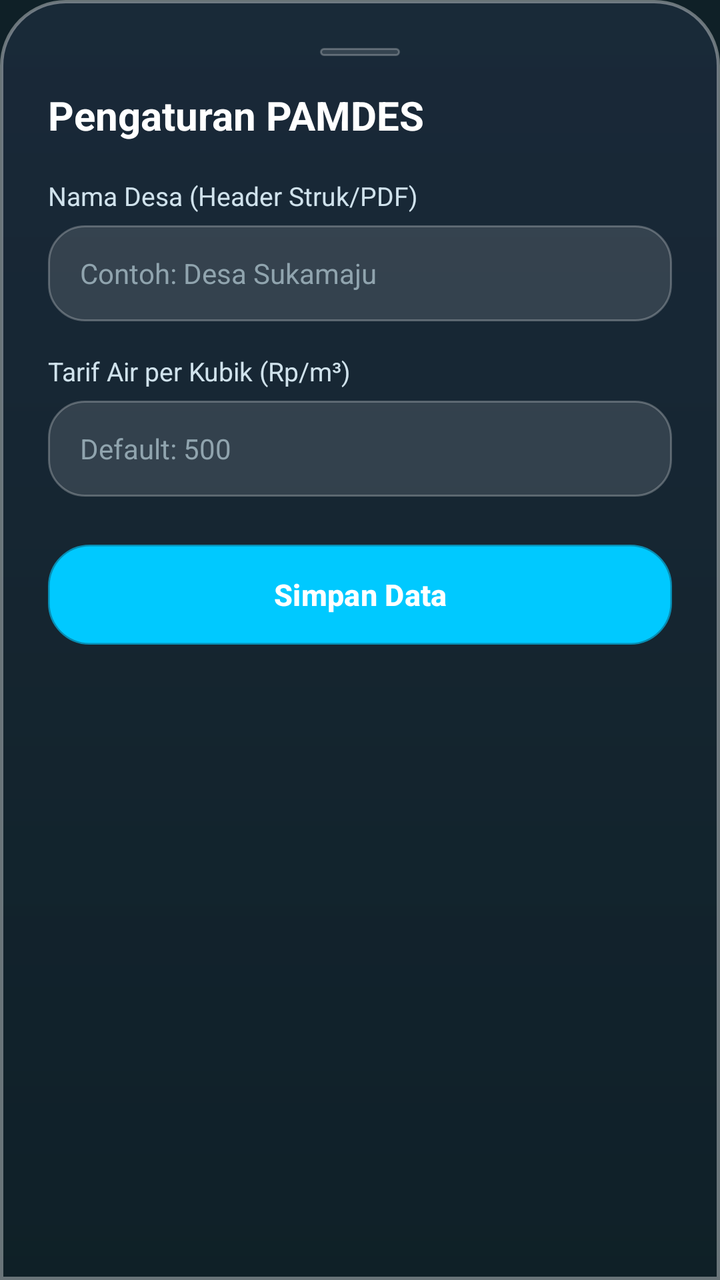
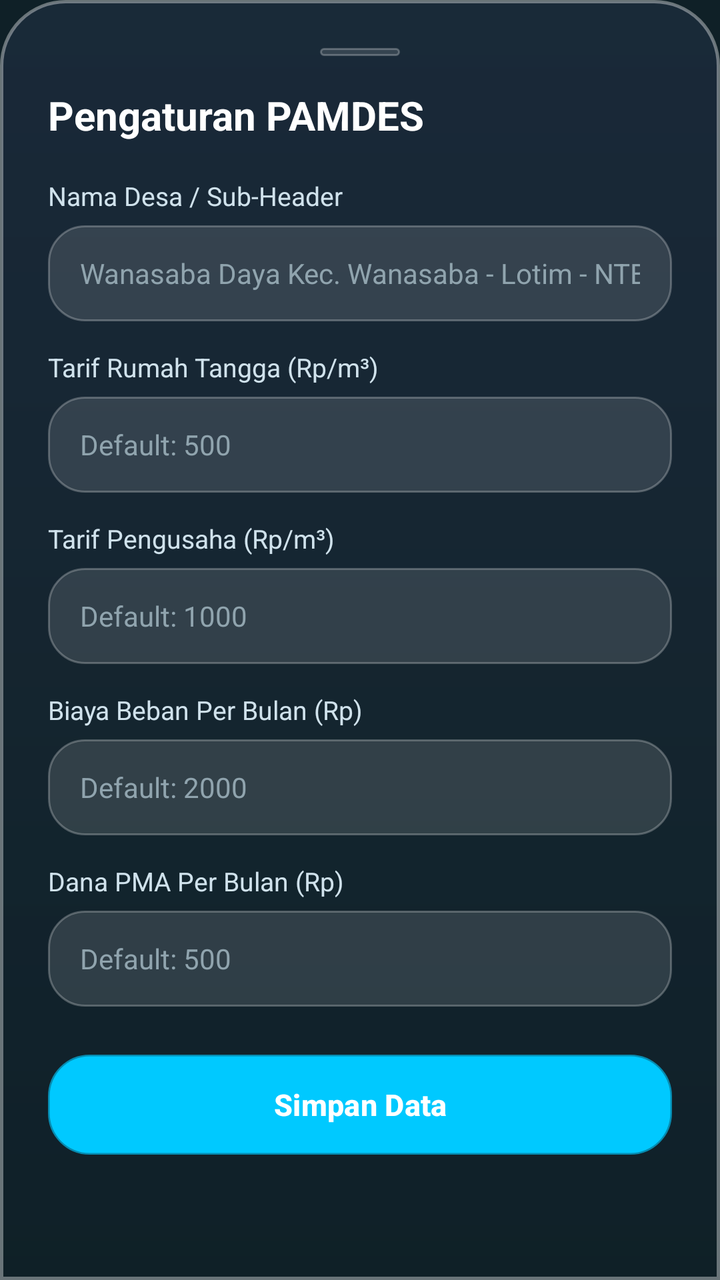

Screens rendered from an Android XML layout before and after an edit, with the pre-edit source and the edit as a unified diff.
<!-- AndroidManifest.xml: application theme Theme.PAMDES -->
<!-- res/layout/dialog_settings.xml -->
<?xml version="1.0" encoding="utf-8"?>
<LinearLayout xmlns:android="http://schemas.android.com/apk/res/android"
    android:layout_width="match_parent"
    android:layout_height="wrap_content"
    android:background="@drawable/bg_glass_dialog"
    android:orientation="vertical"
    android:padding="24dp">

    <View
        android:layout_width="40dp"
        android:layout_height="4dp"
        android:layout_gravity="center_horizontal"
        android:layout_marginBottom="16dp"
        android:background="@drawable/bg_glass_input" />

    <TextView
        android:layout_width="wrap_content"
        android:layout_height="wrap_content"
        android:layout_marginBottom="18dp"
        android:text="@string/pengaturan_title"
        android:textColor="@color/white"
        android:textSize="20sp"
        android:textStyle="bold" />

    
    <TextView
        android:layout_width="wrap_content"
        android:layout_height="wrap_content"
        android:layout_marginBottom="6dp"
        android:text="@string/label_nama_desa"
        android:textColor="@color/text_secondary"
        android:textSize="13sp" />

    <EditText
        android:id="@+id/etNamaDesa"
        android:layout_width="match_parent"
        android:layout_height="48dp"
        android:layout_marginBottom="16dp"
        android:background="@drawable/bg_glass_input"
        android:hint="Contoh: Desa Sukamaju"
        android:inputType="textCapWords"
        android:paddingHorizontal="16dp"
        android:textColor="@color/white"
        android:textColorHint="@color/text_hint"
        android:textSize="14sp" />

    
    <TextView
        android:layout_width="wrap_content"
        android:layout_height="wrap_content"
        android:layout_marginBottom="6dp"
        android:text="@string/label_tarif_per_kubik"
        android:textColor="@color/text_secondary"
        android:textSize="13sp" />

    <EditText
        android:id="@+id/etTarifPerKubik"
        android:layout_width="match_parent"
        android:layout_height="48dp"
        android:layout_marginBottom="24dp"
        android:background="@drawable/bg_glass_input"
        android:hint="Default: 500"
        android:inputType="number"
        android:paddingHorizontal="16dp"
        android:textColor="@color/white"
        android:textColorHint="@color/text_hint"
        android:textSize="14sp" />

    <Button
        android:id="@+id/btnSimpanPengaturan"
        android:layout_width="match_parent"
        android:layout_height="50dp"
        android:background="@drawable/bg_glass_button_primary"
        android:text="@string/btn_simpan"
        android:textColor="@color/white"
        android:textSize="15sp"
        android:textStyle="bold" />
</LinearLayout>
<!-- resources referenced by this layout -->
<resources>
  <color name="text_hint">#90A4AE</color>
  <color name="text_secondary">#D0E2EC</color>
  <color name="white">#FFFFFFFF</color>
  <!-- drawable bg_glass_button_primary (drawable) -->
  <?xml version="1.0" encoding="utf-8"?>
  <ripple xmlns:android="http://schemas.android.com/apk/res/android"
      android:color="#66FFFFFF">
      <item>
          <shape android:shape="rectangle">
              <corners android:radius="20dp" />
              <gradient
                  android:angle="135"
                  android:endColor="#FF0083B0"
                  android:startColor="#FF00C9FF" />
              <stroke
                  android:width="1.5dp"
                  android:color="#A0FFFFFF" />
          </shape>
      </item>
  </ripple>
  <!-- drawable bg_glass_dialog (drawable) -->
  <?xml version="1.0" encoding="utf-8"?>
  <shape xmlns:android="http://schemas.android.com/apk/res/android"
      android:shape="rectangle">
      <corners
          android:topLeftRadius="32dp"
          android:topRightRadius="32dp" />
      <gradient
          android:angle="270"
          android:endColor="#F20F2027"
          android:startColor="#E61A2A3A" />
      <stroke
          android:width="1.5dp"
          android:color="#60FFFFFF" />
  </shape>
  <!-- drawable bg_glass_input (drawable) -->
  <?xml version="1.0" encoding="utf-8"?>
  <shape xmlns:android="http://schemas.android.com/apk/res/android"
      android:shape="rectangle">
      <corners android:radius="18dp" />
      <solid android:color="#20FFFFFF" />
      <stroke
          android:width="1dp"
          android:color="#40FFFFFF" />
  </shape>
  <string name="btn_simpan">Simpan Data</string>
  <string name="label_nama_desa">Nama Desa (Header Struk/PDF)</string>
  <string name="label_tarif_per_kubik">Tarif Air per Kubik (Rp/m³)</string>
  <string name="pengaturan_title">Pengaturan PAMDES</string>
  <style name="Theme.PAMDES" parent="Theme.Material3.DayNight.NoActionBar">
          
          <item name="colorPrimary">@color/water_cyan</item>
          <item name="colorOnPrimary">@color/water_dark</item>
          <item name="colorSecondary">@color/water_teal</item>
          <item name="colorOnSecondary">@color/water_dark</item>
  
          
          <item name="android:statusBarColor">@color/water_dark</item>
          <item name="android:navigationBarColor">@color/water_dark</item>
          <item name="android:windowLightStatusBar">false</item>
          <item name="android:windowBackground">@color/water_dark</item>
      </style>
  <color name="water_cyan">#00C9FF</color>
  <color name="water_dark">#0F2027</color>
  <color name="water_teal">#92FE96</color>
</resources>

<!-- the commit's change to res/layout/dialog_settings.xml (unified diff, before → after) -->
@@ -27,7 +27,7 @@
         android:layout_width="wrap_content"
         android:layout_height="wrap_content"
         android:layout_marginBottom="6dp"
-        android:text="@string/label_nama_desa"
+        android:text="Nama Desa / Sub-Header"
         android:textColor="@color/text_secondary"
         android:textSize="13sp" />
 
@@ -35,9 +35,9 @@
         android:id="@+id/etNamaDesa"
         android:layout_width="match_parent"
         android:layout_height="48dp"
-        android:layout_marginBottom="16dp"
+        android:layout_marginBottom="14dp"
         android:background="@drawable/bg_glass_input"
-        android:hint="Contoh: Desa Sukamaju"
+        android:hint="Wanasaba Daya Kec. Wanasaba - Lotim - NTB"
         android:inputType="textCapWords"
         android:paddingHorizontal="16dp"
         android:textColor="@color/white"
@@ -49,12 +49,78 @@
         android:layout_width="wrap_content"
         android:layout_height="wrap_content"
         android:layout_marginBottom="6dp"
-        android:text="@string/label_tarif_per_kubik"
+        android:text="Tarif Rumah Tangga (Rp/m³)"
         android:textColor="@color/text_secondary"
         android:textSize="13sp" />
 
     <EditText
-        android:id="@+id/etTarifPerKubik"
+        android:id="@+id/etTarifRt"
+        android:layout_width="match_parent"
+        android:layout_height="48dp"
+        android:layout_marginBottom="14dp"
+        android:background="@drawable/bg_glass_input"
+        android:hint="Default: 500"
+        android:inputType="number"
+        android:paddingHorizontal="16dp"
+        android:textColor="@color/white"
+        android:textColorHint="@color/text_hint"
+        android:textSize="14sp" />
+
+    
+    <TextView
+        android:layout_width="wrap_content"
+        android:layout_height="wrap_content"
+        android:layout_marginBottom="6dp"
+        android:text="Tarif Pengusaha (Rp/m³)"
+        android:textColor="@color/text_secondary"
+        android:textSize="13sp" />
+
+    <EditText
+        android:id="@+id/etTarifPengusaha"
+        android:layout_width="match_parent"
+        android:layout_height="48dp"
+        android:layout_marginBottom="14dp"
+        android:background="@drawable/bg_glass_input"
+        android:hint="Default: 1000"
+        android:inputType="number"
+        android:paddingHorizontal="16dp"
+        android:textColor="@color/white"
+        android:textColorHint="@color/text_hint"
+        android:textSize="14sp" />
+
+    
+    <TextView
+        android:layout_width="wrap_content"
+        android:layout_height="wrap_content"
+        android:layout_marginBottom="6dp"
+        android:text="Biaya Beban Per Bulan (Rp)"
+        android:textColor="@color/text_secondary"
+        android:textSize="13sp" />
+
+    <EditText
+        android:id="@+id/etBiayaBeban"
+        android:layout_width="match_parent"
+        android:layout_height="48dp"
+        android:layout_marginBottom="14dp"
+        android:background="@drawable/bg_glass_input"
+        android:hint="Default: 2000"
+        android:inputType="number"
+        android:paddingHorizontal="16dp"
+        android:textColor="@color/white"
+        android:textColorHint="@color/text_hint"
+        android:textSize="14sp" />
+
+    
+    <TextView
+        android:layout_width="wrap_content"
+        android:layout_height="wrap_content"
+        android:layout_marginBottom="6dp"
+        android:text="Dana PMA Per Bulan (Rp)"
+        android:textColor="@color/text_secondary"
+        android:textSize="13sp" />
+
+    <EditText
+        android:id="@+id/etBiayaPma"
         android:layout_width="match_parent"
         android:layout_height="48dp"
         android:layout_marginBottom="24dp"
<!-- resource entries referenced after the edit -->
@@ -46,8 +46,6 @@
           android:color="#40FFFFFF" />
   </shape>
   <string name="btn_simpan">Simpan Data</string>
-  <string name="label_nama_desa">Nama Desa (Header Struk/PDF)</string>
-  <string name="label_tarif_per_kubik">Tarif Air per Kubik (Rp/m³)</string>
   <string name="pengaturan_title">Pengaturan PAMDES</string>
   <style name="Theme.PAMDES" parent="Theme.Material3.DayNight.NoActionBar">
           
